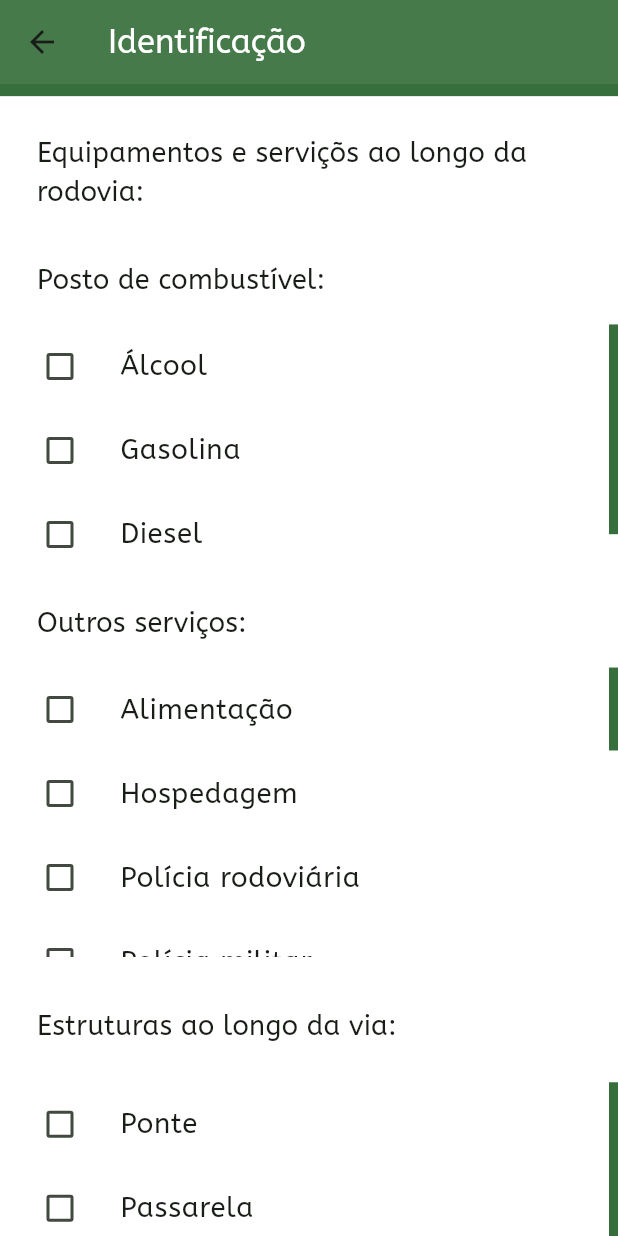
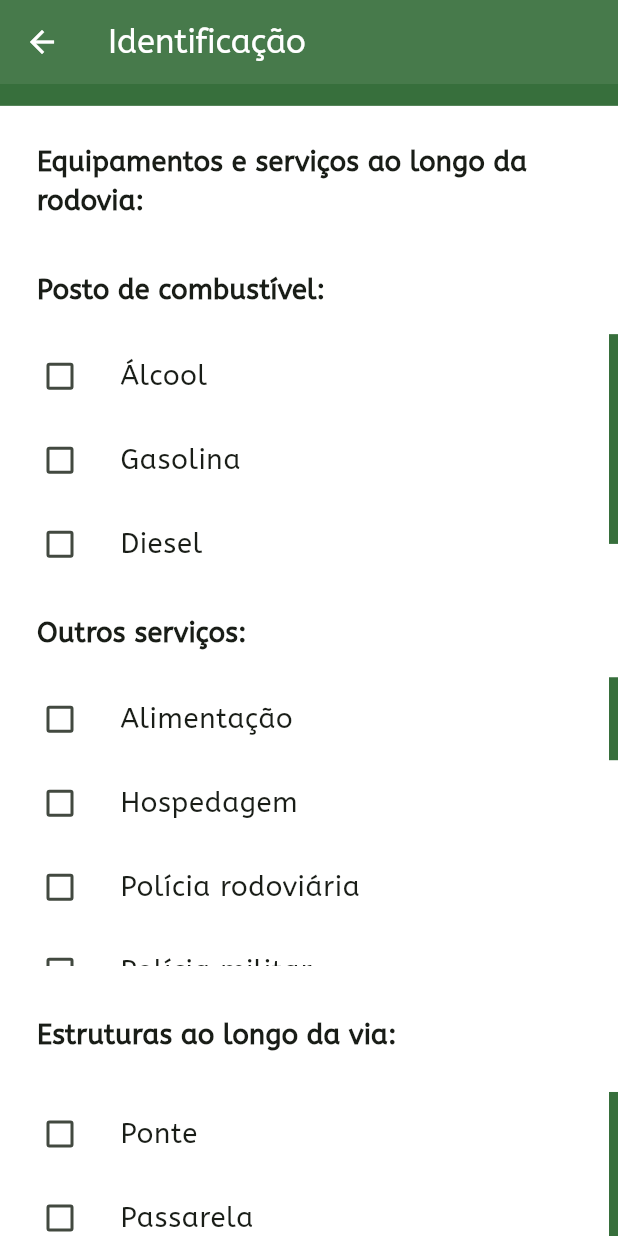
Before and after one commit to Draminhon/InvenTur, a Flutter app: the Rodovia screen opened by its route, scrolled down 2304 dp, on a phone screen of 412 x 824 dp. Run offline on Flutter 3.47's test engine with Material 3 defaults, Android fonts, the phone set to English and light mode, and no system bars; our stand-ins replace file_picker, flutter_screenutil, font_awesome_flutter, get, mask_text_input_formatter and 2 more; missing offline and left inert: dart:ffi; accounts and stored records are empty; network calls fail.

Commit message:
melhorando a UI e UX

```diff
--- a/lib/pages/home/Pesquisador/forms/formsA/rodovia.dart
+++ b/lib/pages/home/Pesquisador/forms/formsA/rodovia.dart
@@ -1,4 +1,5 @@
 import 'package:flutter/material.dart';
+import 'package:flutter_screenutil/flutter_screenutil.dart';
 import 'package:inventur/pages/home/Pesquisador/widgets/customOutro.dart';
 import 'package:inventur/services/admin_service.dart';
 import 'package:inventur/utils/app_constants.dart';
@@ -72,12 +73,12 @@ class _RodoviaState extends State<Rodovia> {
     'estado_geral_de_conservacao': null,
     'observacoes': null,
     'referencias': null,
-    'nome_pesquisador': null,
-    'telefone_pesquisador': null,
-    'email_pesquisador': null,
-    'nome_coordenador': null,
-    'telefone_coordenador': null,
-    'email_coordenador': null,
+    'nome_pesquisador': 'jose',
+    'telefone_pesquisador': '12453',
+    'email_pesquisador': 'jose@gmail.com',
+    'nome_coordenador': 'oihaioo',
+    'telefone_coordenador': '4444',
+    'email_coordenador': 'ogaio@gmail.com',
   };
 
   final TextEditingController uf = TextEditingController();
@@ -274,6 +275,7 @@ class _RodoviaState extends State<Rodovia> {
     return Scaffold(
       backgroundColor: Colors.white,
       appBar: AppBar(
+        foregroundColor: Colors.white,
         backgroundColor: const Color.fromARGB(255, 55, 111, 60),
         title: const Text(
           'Identificação',
@@ -344,21 +346,25 @@ class _RodoviaState extends State<Rodovia> {
                 SizedBox(
                   height: sizeScreen.height * 0.05,
                 ),
-                textLabel(name: 'Tipo:'),
+                textLabel(name: 'Tipo:',fontWeight: FontWeight.bold,),
+                SizedBox(
+                  height: 50.w,
+                ),
                 RadioD(
                   options: ['Rodoviário'],
                   getValue: (newValue) {
                     valoresjson['tipo'] = newValue;
                   },
                 ),
-                textLabel(name: 'Subtipos:'),
+                textLabel(name: 'Subtipos:',fontWeight: FontWeight.bold,),
+                SizedBox(height: 50.w,),
                 RadioD(
                     options: ['Estação rodoviária'],
                     getValue: (newValue) {
                       valoresjson['subtipos'] = newValue;
                     }),
                 SizedBox(
-                  height: sizeScreen.height * 0.05,
+                  height: 100.w,
                 ),
                 Container(
                   color: const Color.fromARGB(255, 55, 111, 60),
@@ -375,7 +381,7 @@ class _RodoviaState extends State<Rodovia> {
                   ),
                 ),
                 SizedBox(
-                  height: sizeScreen.height * 0.03,
+                  height: 10.w
                 ),
                 CustomTextField(
                     controller: nome_oficial,
@@ -396,25 +402,30 @@ class _RodoviaState extends State<Rodovia> {
                       valoresjson['nome_popular'] = newValue;
                     }),
                 SizedBox(
-                  height: sizeScreen.height * 0.03,
+                  height: 50.w
                 ),
-                textLabel(name: 'Jurisdição:'),
+                textLabel(name: 'Jurisdição:',fontWeight: FontWeight.bold,),
+                SizedBox(height: 25.w,),
                 RadioD(
                     options: ['Federal', 'Estadual', 'Municipal'],
                     getValue: (newValue) {
                       valoresjson['jurisdicao'] = newValue;
                     }),
-                textLabel(name: 'Natureza:'),
+                    SizedBox(height: 50.w,),
+                textLabel(name: 'Natureza:',fontWeight: FontWeight.bold,),
+                SizedBox(height: 25.w,),
                 RadioD(
                     options: ['Pública', 'Privada', 'outro'],
                     getValue: (newValue) {
                       valoresjson['natureza'] = newValue;
                     }),
-                textLabel(name: 'Tipo de organização/Instituição:'),
+                  SizedBox(height: 50.w,),
+                textLabel(name: 'Tipo de organização/Instituição:',fontWeight: FontWeight.bold,),
                 SizedBox(
-                  height: sizeScreen.height * 0.03,
+                  height: 25.w
                 ),
                 CheckC(
+
                   key: checkCKey,
                   nomes: [
                     'Associação',
@@ -428,7 +439,7 @@ class _RodoviaState extends State<Rodovia> {
                 SizedBox(
                   height: sizeScreen.height * 0.03,
                 ),
-                textLabel(name: 'Extensão da rodovia no âmbito do município:'),
+                textLabel(name: 'Extensão da rodovia no âmbito do município:', fontWeight: FontWeight.bold,),
                 CustomTextField(
                     controller: extensao_rodovia_municipio,
                     name: 'Extensão',
@@ -441,7 +452,8 @@ class _RodoviaState extends State<Rodovia> {
                 SizedBox(
                   height: sizeScreen.height * 0.03,
                 ),
-                textLabel(name: 'Faixas de rolamento:'),
+                textLabel(name: 'Faixas de rolamento:', fontWeight: FontWeight.bold,),
+                SizedBox(height: 25.w,),
                 RadioD(
                     options: [
                       'Duas',
@@ -455,9 +467,10 @@ class _RodoviaState extends State<Rodovia> {
                       valoresjson['faixas_de_rolamento'] = newValue;
                     }),
                 SizedBox(
-                  height: sizeScreen.height * 0.03,
+                  height: 50.w,
                 ),
-                textLabel(name: 'Pavimentação:'),
+                textLabel(name: 'Pavimentação:', fontWeight: FontWeight.bold,),
+                SizedBox(height: 25.w,),
                 RadioD(
                     options: [
                       'Asfalto',
@@ -472,10 +485,10 @@ class _RodoviaState extends State<Rodovia> {
                       valoresjson['pavimentacao'] = newValue;
                     }),
                 SizedBox(
-                  height: sizeScreen.height * 0.03,
+                  height: 90.w,
                 ),
                 Row(children: [
-                  textLabel(name: 'Pedágio:'),
+                  textLabel(name: 'Pedágio:', fontWeight: FontWeight.bold,),
                   SizedBox(
                     width: sizeScreen.width * 0.09,
                   ),
@@ -492,7 +505,7 @@ class _RodoviaState extends State<Rodovia> {
                   height: sizeScreen.height * 0.05,
                 ),
                 textLabel(
-                    name: 'Municípios vizinhos interligados por rodovia:'),
+                    name: 'Municípios vizinhos interligados por rodovia:', fontWeight: FontWeight.bold,),
                 CustomTextField(
                     controller: municipios_vizinhos_interligados_rodovia,
                     name: 'Municípios vizinhos',
@@ -508,7 +521,7 @@ class _RodoviaState extends State<Rodovia> {
                 ),
                 Row(
                   children: [
-                    textLabel(name: 'Início da atividade:'),
+                    textLabel(name: 'Início da atividade:', fontWeight: FontWeight.bold,),
                     SizedBox(
                       width: sizeScreen.width * 0.1,
                     ),
@@ -529,7 +542,7 @@ class _RodoviaState extends State<Rodovia> {
                 SizedBox(
                   height: sizeScreen.height * 0.02,
                 ),
-                textLabel(name: 'Entidade mantedora:'),
+                textLabel(name: 'Entidade mantedora:', fontWeight: FontWeight.bold,),
                 SizedBox(
                   height: sizeScreen.height * 0.02,
                 ),
@@ -576,11 +589,11 @@ class _RodoviaState extends State<Rodovia> {
                   ],
                 ),
                 SizedBox(
-                  height: sizeScreen.height * 0.02,
+                  height: 70.w
                 ),
-                textLabel(name: 'Sinalização:'),
+                textLabel(name: 'Sinalização:', fontWeight: FontWeight.bold,),
                 SizedBox(
-                  height: sizeScreen.height * 0.04,
+                  height: 25.w,
                 ),
                 Row(children: [
                   textLabel(name: 'de acessso -'),
@@ -633,11 +646,11 @@ class _RodoviaState extends State<Rodovia> {
                 SizedBox(
                   height: sizeScreen.height * 0.02,
                 ),
-                textLabel(name: 'Equipamentos e serviçõs ao longo da rodovia:'),
+                textLabel(name: 'Equipamentos e serviços ao longo da rodovia:', fontWeight: FontWeight.bold,),
                 SizedBox(
                   height: sizeScreen.height * 0.03,
                 ),
-                textLabel(name: 'Posto de combustível:'),
+                textLabel(name: 'Posto de combustível:', fontWeight: FontWeight.bold,),
                 SizedBox(
                   height: sizeScreen.height * 0.02,
                 ),
@@ -648,7 +661,7 @@ class _RodoviaState extends State<Rodovia> {
                 SizedBox(
                   height: sizeScreen.height * 0.03,
                 ),
-                textLabel(name: 'Outros serviços:'),
+                textLabel(name: 'Outros serviços:', fontWeight: FontWeight.bold,),
                 SizedBox(
                   height: sizeScreen.height * 0.02,
                 ),
@@ -672,7 +685,7 @@ class _RodoviaState extends State<Rodovia> {
                 SizedBox(
                   height: sizeScreen.height * 0.03,
                 ),
-                textLabel(name: 'Estruturas ao longo da via:'),
+                textLabel(name: 'Estruturas ao longo da via:', fontWeight: FontWeight.bold,),
                 SizedBox(
                   height: sizeScreen.height * 0.03,
                 ),
@@ -690,7 +703,7 @@ class _RodoviaState extends State<Rodovia> {
                 SizedBox(
                   height: sizeScreen.height * 0.03,
                 ),
-                textLabel(name: 'Questões ambientais/sociais:'),
+                textLabel(name: 'Questões ambientais/sociais:', fontWeight: FontWeight.bold,),
                 SizedBox(
                   height: sizeScreen.height * 0.03,
                 ),
@@ -1038,110 +1051,8 @@ class _RodoviaState extends State<Rodovia> {
                 SizedBox(
                   height: sizeScreen.height * 0.05,
                 ),
-                Container(
-                  color: const Color.fromARGB(255, 55, 111, 60),
-                  height: sizeScreen.height * 0.06,
-                  width: sizeScreen.width,
-                  padding: EdgeInsets.only(
-                      top: sizeScreen.height * 0.008,
-                      left: sizeScreen.width * 0.04),
-                  child: Text(
-                    'Equipe Responsável',
-                    style: TextStyle(
-                        color: Colors.white,
-                        fontSize: sizeScreen.height * 0.03),
-                  ),
-                ),
-                SizedBox(
-                  height: sizeScreen.height * 0.05,
-                ),
-                textLabel(name: 'Responsável pelo atendimento (Pesquisador)'),
-                CustomTextField(
-                  controller: nome_pesquisador,
-                  validat: (value) {
-                    if (value == null || value.isEmpty) {
-                      return 'Preencha o campo';
-                    }
-                    return null;
-                  },
-                  name: '',
-                  getValue: (newValue) {
-                    valoresjson['nome_pesquisador'] = newValue;
-                  },
-                ),
-                textLabel(name: 'Telefone'),
-                CustomTextField(
-                  controller: telefone_pesquisador,
-                  validat: (value) {
-                    if (value == null || value.isEmpty) {
-                      return 'Preencha o campo';
-                    }
-                    return null;
-                  },
-                  name: '',
-                  getValue: (newValue) {
-                    valoresjson['telefone_pesquisador'] = newValue;
-                  },
-                ),
-                textLabel(name: 'E-mail'),
-                CustomTextField(
-                  controller: email_pesquisador,
-                  validat: (value) {
-                    if (value == null || value.isEmpty) {
-                      return 'Preencha o campo';
-                    }
-                    return null;
-                  },
-                  name: '',
-                  getValue: (newValue) {
-                    valoresjson['email_pesquisador'] = newValue;
-                  },
-                ),
-                textLabel(name: 'Responsável pelo atendimento (Coordenador)'),
-                CustomTextField(
-                  controller: nome_coordenador,
-                  validat: (value) {
-                    if (value == null || value.isEmpty) {
-                      return 'Preencha o campo';
-                    }
-                    return null;
-                  },
-                  name: '',
-                  getValue: (newValue) {
-                    valoresjson['nome_coordenador'] = newValue;
-                  },
-                ),
-                textLabel(name: 'Telefone'),
-                CustomTextField(
-                  controller: telefone_coordenador,
-                  validat: (value) {
-                    if (value == null || value.isEmpty) {
-                      return 'Preencha o campo';
-                    }
-                    return null;
-                  },
-                  name: '',
-                  getValue: (newValue) {
-                    valoresjson['telefone_coordenador'] = newValue;
-                  },
-                ),
-                textLabel(name: 'E-mail'),
-                CustomTextField(
-                  controller: email_coordenador,
-                  validat: (value) {
-                    if (value == null || value.isEmpty) {
-                      return 'Preencha o campo';
-                    }
-                    return null;
-                  },
-                  name: '',
-                  getValue: (newValue) {
-                    valoresjson['email_coordenador'] = newValue;
-                  },
-                ),
-                SizedBox(
-                  height: sizeScreen.height * 0.05,
-                ),
+
+
                 SizedBox(
                   height: 50,
                   width: 300,
@@ -1167,7 +1078,6 @@ class _RodoviaState extends State<Rodovia> {
                       valoresjson['posto_de_combustivel'] = posto;
                       valoresjson['outros_servicos'] = outrosServicoss;
                       valoresjson['estruturas_ao_longo_da_via'] = estruturas;
-                      autoFillForm();
                       if (_formKey.currentState!.validate()) {
                         //  ScaffoldMessenger.of(context).showSnackBar(
                         //      SnackBar(content: Text('processing data')));
@@ -1175,11 +1085,12 @@ class _RodoviaState extends State<Rodovia> {
                         _formKey.currentState!.save();
                         debugPrint(valoresjson.toString(), wrapWidth: 1024);
                         sendForm(valoresjson);
+                                             Navigator.pushReplacementNamed(context, '/SendedForm');
+
                       } else {
                         ScaffoldMessenger.of(context).showSnackBar(
                             const SnackBar(content: Text('preencha os dados!')));
                       }
-                      Navigator.pushReplacementNamed(context, '/SendedForm');
                     },
                     style: OutlinedButton.styleFrom(
                       backgroundColor: Colors.green[800],
--- a/lib/pages/home/Pesquisador/forms/formsA/sistema_de_segurança.dart
+++ b/lib/pages/home/Pesquisador/forms/formsA/sistema_de_segurança.dart
@@ -453,7 +453,6 @@ class _SistemaDeSegurancaState extends State<SistemaDeSeguranca> {
                           valoresjson['servicos_especializados'] = sections2
                               .map((element) => element.getData())
                               .toList();
-                          autoFillForm();
                           if (_formKey.currentState!.validate()) {
                             //  ScaffoldMessenger.of(context).showSnackBar(
                             //      SnackBar(content: Text('processing data')));
@@ -463,10 +462,12 @@ class _SistemaDeSegurancaState extends State<SistemaDeSeguranca> {
                             sendForm(valoresjson);
                             sections2
                                 .forEach((element) => print(element.getData()));
-                          }
+
 
                           Navigator.pushReplacementNamed(
                               context, '/SendedForm');
+                          }
+
                         },
                         style: OutlinedButton.styleFrom(
                           backgroundColor: Colors.green[800],
--- a/lib/pages/home/Pesquisador/forms/formsB/alimentos_e_bebidas.dart
+++ b/lib/pages/home/Pesquisador/forms/formsB/alimentos_e_bebidas.dart
@@ -2322,7 +2322,6 @@ class _AlimentoseBebidasState extends State<AlimentoseBebidas> {
                         informativos_impressos_key.currentState!
                             .getSelectedValues()
                             .toList();
-                    autoFillForm();
 
                     _formKey.currentState!.save();
                    sendForm(valoresjson);
--- a/lib/pages/home/Pesquisador/pesquisador_homepage.dart
+++ b/lib/pages/home/Pesquisador/pesquisador_homepage.dart
@@ -204,7 +204,7 @@ static Future<http.Response> _getWithToken(Uri url, String token) async {
                     if (pesquisa.isEmpty) {
                      return Container(
                     margin: EdgeInsets.only(top: 1000.h),
-                    padding: EdgeInsets.only(left: 50.w,),
+                    padding: EdgeInsets.only(left: 30.w,),
                     height: 450.h,
                       decoration: BoxDecoration(
                           color: Colors.white,
```
Also changed, not shown: lib/pages/home/Pesquisador/forms/formsA/rodovia_edit.dart (+132 -213 lines), lib/pages/home/Pesquisador/forms/formsB/meiosdehospedagem.dart (+49 -34 lines).
